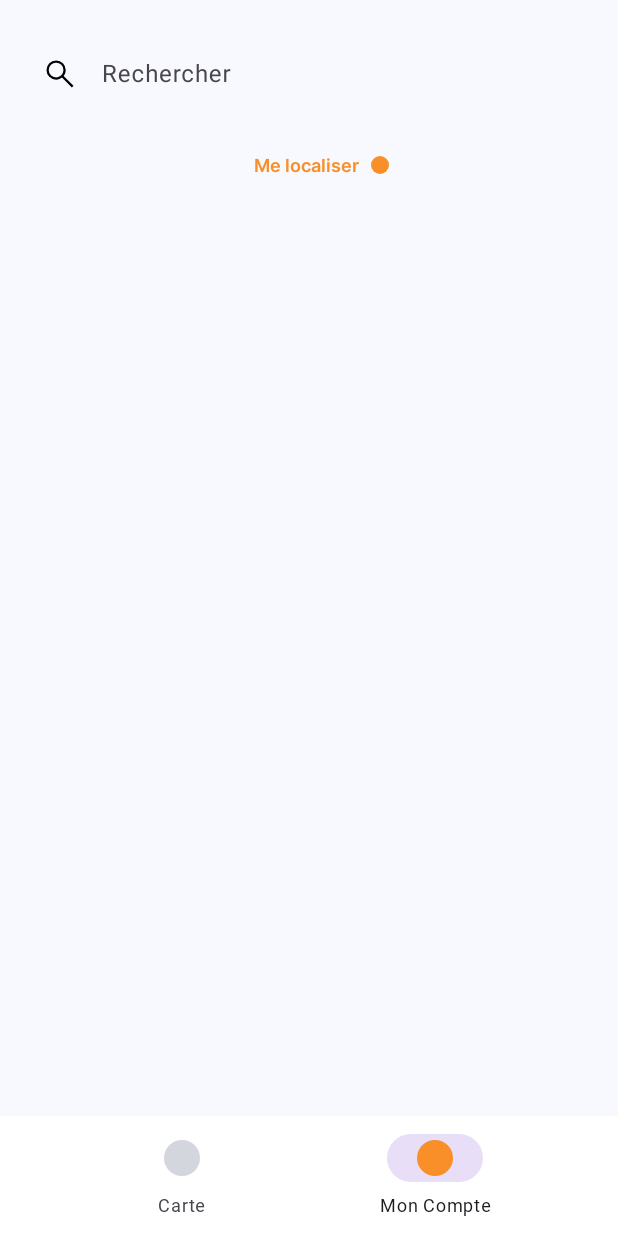
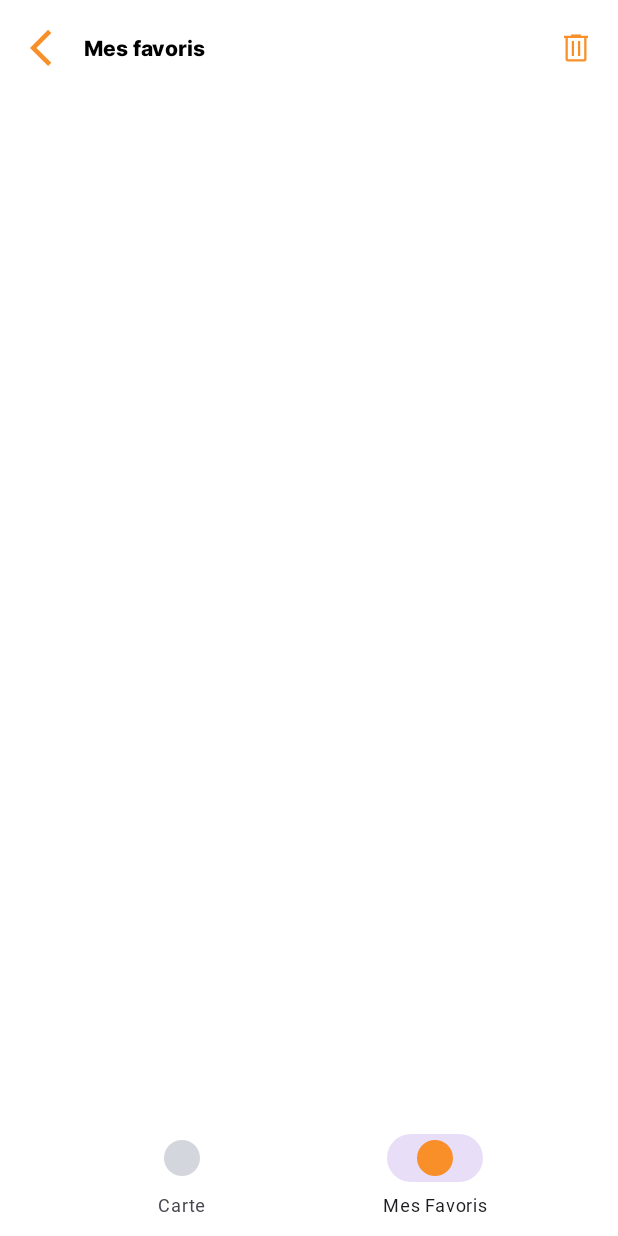
Before and after one commit to fportaillerBeapp/biclou_app, an Android app: the screen it shows after launch (MainActivity), item 2 of the bottom bar chosen, on a phone screen of 412 x 824 dp. Run offline under Robolectric (Android 15) with nearby library versions, the light colour scheme and no system bars; 7 statements that could not run were skipped.

Commit message:
feature(and): Added FavoriteFragment and FavoriteViewModel

```diff
--- a/app/src/main/java/fr/beapp/interviews/bicloo/andro/ui/MainActivity.kt
+++ b/app/src/main/java/fr/beapp/interviews/bicloo/andro/ui/MainActivity.kt
@@ -26,6 +26,7 @@ import fr.beapp.interviews.bicloo.andro.ui.favorite.FavoriteFragment
 import fr.beapp.interviews.bicloo.andro.ui.map.MapFragment
 import fr.beapp.interviews.bicloo.andro.ui.search.state.SearchState
 import fr.beapp.interviews.bicloo.andro.ui.shared.location.LocationState
+import fr.beapp.interviews.bicloo.andro.ui.shared.preferences.PreferencesViewModel
 import fr.beapp.interviews.bicloo.andro.ui.utils.hasForegroundLocationPermission
 import fr.beapp.interviews.bicloo.andro.ui.utils.hasForegroundLocationPermissionDenied
 import fr.beapp.interviews.bicloo.andro.ui.utils.hideKeyboard
@@ -36,6 +37,7 @@ class MainActivity : AppCompatActivity() {
 
 	private lateinit var binding: MainActivityBinding
 	private val viewModel: MainViewModel by viewModels()
+	private val preferencesViewModel: PreferencesViewModel by viewModels()
 
 	private lateinit var fusedLocationClient: FusedLocationProviderClient
 	private val locationCallback by lazy {
--- a/app/src/main/java/fr/beapp/interviews/bicloo/andro/ui/favorite/FavoriteAdapter.kt
+++ b/app/src/main/java/fr/beapp/interviews/bicloo/andro/ui/favorite/FavoriteAdapter.kt
@@ -3,25 +3,74 @@ package fr.beapp.interviews.bicloo.andro.ui.favorite
 import android.view.LayoutInflater
 import android.view.ViewGroup
 import androidx.recyclerview.widget.RecyclerView
+import fr.beapp.interviews.bicloo.andro.R
+import fr.beapp.interviews.bicloo.andro.databinding.FavoriteContractViewHolderBinding
 import fr.beapp.interviews.bicloo.andro.databinding.FavoriteViewHolderBinding
+import fr.beapp.interviews.bicloo.andro.databinding.HeaderSearchViewHolderBinding
+import fr.beapp.interviews.bicloo.andro.ui.favorite.item.FavoriteContractViewHolder
+import fr.beapp.interviews.bicloo.andro.ui.favorite.item.FavoriteHeaderViewHolder
+import fr.beapp.interviews.bicloo.andro.ui.favorite.item.FavoriteItem
+import fr.beapp.interviews.bicloo.andro.ui.favorite.item.FavoriteStationViewHolder
 import fr.beapp.interviews.bicloo.andro.ui.favorite.item.FavoriteViewHolder
+import fr.beapp.interviews.bicloo.kmm.logic.contract.entity.ContractEntity
 import fr.beapp.interviews.bicloo.kmm.logic.station.entity.StationEntity
 
 class FavoriteAdapter(
-	private val onStationClicked: (StationEntity) -> Unit
+	private val onStationClicked: (StationEntity) -> Unit,
+	private val onContractClicked: (ContractEntity) -> Unit
 ) : RecyclerView.Adapter<FavoriteViewHolder>() {
 
-	private val items = mutableListOf<StationEntity>()
 
-	override fun onCreateViewHolder(parent: ViewGroup, viewType: Int): FavoriteViewHolder =
-		FavoriteViewHolder(
+	companion object {
+		private const val TYPE_STATION = 0
+		private const val TYPE_CONTRACT = 1
+		private const val TYPE_HEADER = 2
+	}
+
+	private val items = mutableListOf<FavoriteItem>()
+
+	fun replaceAll(contract: ContractEntity?, stations: List<StationEntity>) {
+		items.clear()
+		if (contract != null) {
+			items.add(FavoriteItem.Header(R.string.favorite_contracts))
+			items.add(FavoriteItem.Contract(contract))
+		}
+		items.add(FavoriteItem.Header(R.string.favorite_stations))
+		items.addAll(stations.map(FavoriteItem::Station))
+		notifyDataSetChanged()
+	}
+
+	fun clear() {
+		items.clear()
+		notifyDataSetChanged()
+	}
+
+	override fun onCreateViewHolder(parent: ViewGroup, viewType: Int): FavoriteViewHolder = when (viewType) {
+		TYPE_HEADER -> FavoriteHeaderViewHolder(HeaderSearchViewHolderBinding.inflate(LayoutInflater.from(parent.context), parent, false))
+		TYPE_CONTRACT -> FavoriteContractViewHolder(
+			FavoriteContractViewHolderBinding.inflate(LayoutInflater.from(parent.context), parent, false),
+			onContractClicked
+		)
+
+		TYPE_STATION -> FavoriteStationViewHolder(
 			FavoriteViewHolderBinding.inflate(LayoutInflater.from(parent.context), parent, false),
 			onStationClicked
 		)
+
+		else -> throw IllegalArgumentException("Unknown viewType $viewType")
+	}
+
 
 	override fun onBindViewHolder(holder: FavoriteViewHolder, position: Int) = items.getOrNull(position)?.let(holder::bind) ?: Unit
 
 	override fun getItemCount(): Int = items.size
 
+	override fun getItemViewType(position: Int): Int = when (items.getOrNull(position)) {
+		is FavoriteItem.Header -> TYPE_HEADER
+		is FavoriteItem.Contract -> TYPE_CONTRACT
+		is FavoriteItem.Station -> TYPE_STATION
+		else -> throw IllegalArgumentException("Unknown viewType $position")
+	}
+
 
 }
--- a/app/src/main/java/fr/beapp/interviews/bicloo/andro/ui/favorite/FavoriteFragment.kt
+++ b/app/src/main/java/fr/beapp/interviews/bicloo/andro/ui/favorite/FavoriteFragment.kt
@@ -9,9 +9,10 @@ import androidx.lifecycle.lifecycleScope
 import androidx.lifecycle.withResumed
 import fr.beapp.interviews.bicloo.andro.databinding.FavoriteFragmentBinding
 import fr.beapp.interviews.bicloo.andro.ui.MainViewModel
-import fr.beapp.interviews.bicloo.andro.ui.search.SearchAdapter
 import fr.beapp.interviews.bicloo.andro.ui.shared.BaseFragment
-import fr.beapp.interviews.bicloo.kmm.logic.station.entity.StationEntity
+import fr.beapp.interviews.bicloo.andro.ui.shared.preferences.PreferencesViewModel
+import fr.beapp.interviews.bicloo.andro.ui.shared.preferences.state.PreferencesState
+import fr.beapp.interviews.bicloo.kmm.logic.contract.entity.ContractEntity
 import kotlinx.coroutines.launch
 
 class FavoriteFragment : BaseFragment<FavoriteFragmentBinding>() {
@@ -21,7 +22,8 @@ class FavoriteFragment : BaseFragment<FavoriteFragmentBinding>() {
 	}
 
 	private val viewModel: MainViewModel by activityViewModels()
-	private val adapter by lazy { SearchAdapter(this::onStationClicked) }
+	private val preferencesViewModel: PreferencesViewModel by activityViewModels()
+	private val adapter by lazy { FavoriteAdapter(viewModel::onStationClicked, ::onContractClicked) }
 
 	override fun buildViewBinding(inflater: LayoutInflater, container: ViewGroup?): FavoriteFragmentBinding {
 		return FavoriteFragmentBinding.inflate(inflater, container, false)
@@ -31,22 +33,25 @@ class FavoriteFragment : BaseFragment<FavoriteFragmentBinding>() {
 		super.onViewCreated(view, savedInstanceState)
 
 		binding.searchFragmentRecyclerView.adapter = adapter
-		// binding.searchFragmentTopSearchBar.topSearchBarSearchBar.editText?.setBackgroundResource(R.drawable.search_fragment_search_edit_background)
 
 		viewLifecycleOwner.lifecycleScope.launch {
 			withResumed {
 				launch {
-					//viewModel.searchResult.collect(::onSearchStateUpdate)
+					preferencesViewModel.preferences.collect(::onPreferencesUpdate)
 				}
 			}
 		}
-
-		/*binding.searchFragmentTopSearchBar.topSearchBarSearchBar.editText?.doAfterTextChanged {
-			val input = it?.toString() ?: return@doAfterTextChanged
-			viewModel.searchForStations(input)
-		}*/
 	}
 
-	private fun onStationClicked(stationEntity: StationEntity) = viewModel.onStationClicked(stationEntity)
+	private fun onPreferencesUpdate(state: PreferencesState) {
+		when (state) {
+			is PreferencesState.Empty -> adapter.clear()
+			is PreferencesState.Updated -> adapter.replaceAll(state.contract, state.stations)
+		}
+	}
+
+	private fun onContractClicked(contract: ContractEntity) {
+		//TODO: Feature Favorite Contract
+	}
 
 }
--- a/app/src/main/java/fr/beapp/interviews/bicloo/andro/ui/map/MapFragment.kt
+++ b/app/src/main/java/fr/beapp/interviews/bicloo/andro/ui/map/MapFragment.kt
@@ -5,6 +5,7 @@ import android.os.Bundle
 import android.view.LayoutInflater
 import android.view.View
 import android.view.ViewGroup
+import androidx.core.content.ContextCompat
 import androidx.core.view.isVisible
 import androidx.core.widget.doAfterTextChanged
 import androidx.fragment.app.activityViewModels
@@ -20,9 +21,11 @@ import fr.beapp.interviews.bicloo.andro.databinding.MapFragmentBinding
 import fr.beapp.interviews.bicloo.andro.ui.MainViewModel
 import fr.beapp.interviews.bicloo.andro.ui.shared.BaseFragment
 import fr.beapp.interviews.bicloo.andro.ui.shared.location.LocationState
+import fr.beapp.interviews.bicloo.andro.ui.shared.preferences.PreferencesViewModel
 import fr.beapp.interviews.bicloo.andro.ui.utils.BitmapUtils
 import fr.beapp.interviews.bicloo.andro.ui.utils.StationCluster
 import fr.beapp.interviews.bicloo.andro.ui.utils.hasForegroundLocationPermission
+import fr.beapp.interviews.bicloo.andro.utils.toLatLong
 import fr.beapp.interviews.bicloo.kmm.logic.station.entity.StationEntity
 import kotlinx.coroutines.launch
 
@@ -36,6 +39,7 @@ class MapFragment : BaseFragment<MapFragmentBinding>(), OnMapsSdkInitializedCall
 	private lateinit var cluster: StationCluster
 	private var userMarker: Marker? = null
 	private val viewModel: MainViewModel by activityViewModels()
+	private val preferencesViewModel: PreferencesViewModel by activityViewModels()
 
 	override fun buildViewBinding(inflater: LayoutInflater, container: ViewGroup?): MapFragmentBinding {
 		return MapFragmentBinding.inflate(inflater, container, false)
@@ -105,6 +109,7 @@ class MapFragment : BaseFragment<MapFragmentBinding>(), OnMapsSdkInitializedCall
 		}
 
 		viewModel.searchForStations("")
+		preferencesViewModel.loadPreferences()
 	}
 
 	private fun onStationsUpdate(stations: List<StationEntity>) {
@@ -147,11 +152,14 @@ class MapFragment : BaseFragment<MapFragmentBinding>(), OnMapsSdkInitializedCall
 				else -> getString(R.string.station_status_unknown)
 			}
 		binding.mapFragmentStationDetails.favoriteIcon.setOnClickListener {
-			// TODO
-			// Add into favorites station
-			//binding.mainActivityStationDetails.favoriteIcon.icon = if(isFavorite) getDrawable(R.drawable.ic_favorite_filled)  else getDrawable(R.drawable.ic_favorite_outlined)
+			val isFavorite = preferencesViewModel.togglePreferredStation(stationEntity)
+			binding.mapFragmentStationDetails.favoriteIcon.icon = if (isFavorite) ContextCompat.getDrawable(requireContext(), R.drawable.ic_favorite_filled)
+			else ContextCompat.getDrawable(requireContext(), R.drawable.ic_favorite_outlined)
+			preferencesViewModel.loadPreferences()
 		}
-		//TODO center map on station location
+		stationEntity.position?.toLatLong()?.let {
+			map.moveCamera(CameraUpdateFactory.newLatLngZoom(it, 16F))
+		}
 		//TODO clear itineraries
 	}
 
--- /dev/null
+++ b/app/src/main/java/fr/beapp/interviews/bicloo/andro/ui/shared/preferences/state/PreferencesState.kt
@@ -0,0 +1,9 @@
+package fr.beapp.interviews.bicloo.andro.ui.shared.preferences.state
+
+import fr.beapp.interviews.bicloo.kmm.logic.contract.entity.ContractEntity
+import fr.beapp.interviews.bicloo.kmm.logic.station.entity.StationEntity
+
+sealed class PreferencesState(val contract: ContractEntity?, val stations: List<StationEntity>) {
+	object Empty : PreferencesState(null, emptyList())
+	class Updated(contract: ContractEntity?, stations: List<StationEntity>) : PreferencesState(contract, stations)
+}
--- /dev/null
+++ b/app/src/main/res/drawable/ic_chevron_left.xml
@@ -0,0 +1,9 @@
+<vector xmlns:android="http://schemas.android.com/apk/res/android"
+    android:width="48dp"
+    android:height="48dp"
+    android:viewportWidth="960"
+    android:viewportHeight="960">
+    <path
+        android:fillColor="@color/primary"
+        android:pathData="M561,720L320,479L561,238L604,281L406,479L604,677L561,720Z" />
+</vector>
--- /dev/null
+++ b/app/src/main/res/drawable/ic_trash.xml
@@ -0,0 +1,9 @@
+<vector xmlns:android="http://schemas.android.com/apk/res/android"
+    android:width="48dp"
+    android:height="48dp"
+    android:viewportWidth="960"
+    android:viewportHeight="960">
+    <path
+        android:fillColor="@color/primary"
+        android:pathData="M261,840Q236.25,840 218.63,822.38Q201,804.75 201,780L201,210L160,210L160,150L348,150L348,120L612,120L612,150L800,150L800,210L759,210L759,780Q759,804 741,822Q723,840 699,840L261,840ZM699,210L261,210L261,780Q261,780 261,780Q261,780 261,780L699,780Q699,780 699,780Q699,780 699,780L699,210ZM367,694L427,694L427,295L367,295L367,694ZM533,694L593,694L593,295L533,295L533,694ZM261,210L261,210L261,780Q261,780 261,780Q261,780 261,780L261,780Q261,780 261,780Q261,780 261,780L261,210Z" />
+</vector>
--- a/app/src/main/res/layout/favorite_fragment.xml
+++ b/app/src/main/res/layout/favorite_fragment.xml
@@ -3,12 +3,43 @@
     xmlns:app="http://schemas.android.com/apk/res-auto"
     xmlns:tools="http://schemas.android.com/tools"
     android:layout_width="match_parent"
-    android:layout_height="match_parent"
-    android:background="@color/secondary">
+    android:layout_height="match_parent">
 
-    <include
+    <androidx.appcompat.widget.Toolbar
         android:id="@+id/favoriteFragmentTopBar"
-        layout="@layout/top_favorite_bar" />
+        android:layout_width="match_parent"
+        android:layout_height="wrap_content"
+        app:layout_constraintTop_toTopOf="parent"
+        app:navigationIcon="@drawable/ic_chevron_left">
+
+        <androidx.constraintlayout.widget.ConstraintLayout
+            android:layout_width="match_parent"
+            android:layout_height="wrap_content"
+            android:layout_marginEnd="@dimen/space_medium"
+            android:orientation="horizontal">
+
+            <TextView
+                android:id="@+id/favoriteIcon"
+                android:layout_width="wrap_content"
+                android:layout_height="wrap_content"
+                android:fontFamily="@font/inter_extra_bold"
+                android:text="@string/favoriteFragment_title"
+                android:textSize="@dimen/text_medium"
+                app:layout_constraintBottom_toBottomOf="parent"
+                app:layout_constraintStart_toStartOf="parent"
+                app:layout_constraintTop_toTopOf="parent" />
+
+            <ImageView
+                android:id="@+id/favoriteFragment"
+                android:contentDescription="@string/favoriteFragment_title"
+                android:layout_width="@dimen/icon_container_small"
+                android:layout_height="@dimen/icon_container_small"
+                android:src="@drawable/ic_trash"
+                app:layout_constraintBottom_toBottomOf="parent"
+                app:layout_constraintEnd_toEndOf="parent"
+                app:layout_constraintTop_toTopOf="parent" />
+        </androidx.constraintlayout.widget.ConstraintLayout>
+    </androidx.appcompat.widget.Toolbar>
 
     <androidx.recyclerview.widget.RecyclerView
         android:id="@+id/searchFragmentRecyclerView"
@@ -21,6 +52,6 @@
         app:layoutManager="androidx.recyclerview.widget.LinearLayoutManager"
         app:layout_constraintBottom_toBottomOf="parent"
         app:layout_constraintTop_toBottomOf="@id/favoriteFragmentTopBar"
-        tools:listitem="@layout/favorite_fragment" />
+        tools:listitem="@layout/favorite_view_holder" />
 
 </androidx.constraintlayout.widget.ConstraintLayout>
--- a/app/src/main/res/values/colors.xml
+++ b/app/src/main/res/values/colors.xml
@@ -12,6 +12,8 @@
 
     <color name="lightBackground">@color/highlight_lightest</color>
     <color name="onLightBackground">@color/primary</color>
+
+    <color name="contractCardOutline">@color/neutral_light_darkest</color>
 
     <color name="highlight_darkest">#F88F28</color>
     <color name="highlight_dark">#FFA553</color>
--- a/app/src/main/res/values/strings.xml
+++ b/app/src/main/res/values/strings.xml
@@ -1,9 +1,9 @@
 <resources>
     <string name="app_name">Biclou</string>
 
-<!--  Tab bar  -->
+    <!--  Tab bar  -->
     <string name="mainMenu_map_title">Carte</string>
-    <string name="mainMenu_my_account_title">Mon Compte</string>
+    <string name="mainMenu_my_account_title">Mes Favoris</string>
 
     <!--  Top Search bar  -->
     <string name="topSearchBar_hint">Rechercher</string>
@@ -21,4 +21,12 @@
     <string name="itinerary_label">Itinéraire</string>
     <string name="from_label_button">En partir</string>
     <string name="goTo_label_button">Y aller</string>
+
+    <!--  Favorites  -->
+    <string name="favorite_contracts">Ma ville</string>
+    <string name="favorite_stations">Mes stations</string>
+    <string name="favoriteFragment_back">retour</string>
+    <string name="favoriteFragment_title">Mes favoris</string>
+    <string name="favoriteFragment_delete_favorites">Supprimer mes favoris</string>
+
 </resources>
```
Also changed, not shown: app/src/main/java/fr/beapp/interviews/bicloo/andro/ui/favorite/item/FavoriteContractViewHolder.kt (added, +17 -0 lines), app/src/main/java/fr/beapp/interviews/bicloo/andro/ui/favorite/item/FavoriteHeaderViewHolder.kt (added, +13 -0 lines), app/src/main/java/fr/beapp/interviews/bicloo/andro/ui/favorite/item/FavoriteItem.kt (added, +11 -0 lines), app/src/main/java/fr/beapp/interviews/bicloo/andro/ui/favorite/item/FavoriteStationViewHolder.kt (added, +17 -0 lines), app/src/main/java/fr/beapp/interviews/bicloo/andro/ui/favorite/item/FavoriteViewHolder.kt (+3 -11 lines), app/src/main/java/fr/beapp/interviews/bicloo/andro/ui/shared/preferences/PreferencesViewModel.kt (added, +50 -0 lines), app/src/main/res/drawable/contract_item_background.xml (added, +9 -0 lines), app/src/main/res/layout/favorite_contract_view_holder.xml (added, +8 -0 lines), app/src/main/res/layout/favorite_view_holder.xml (+14 -18 lines), 1 other file.
